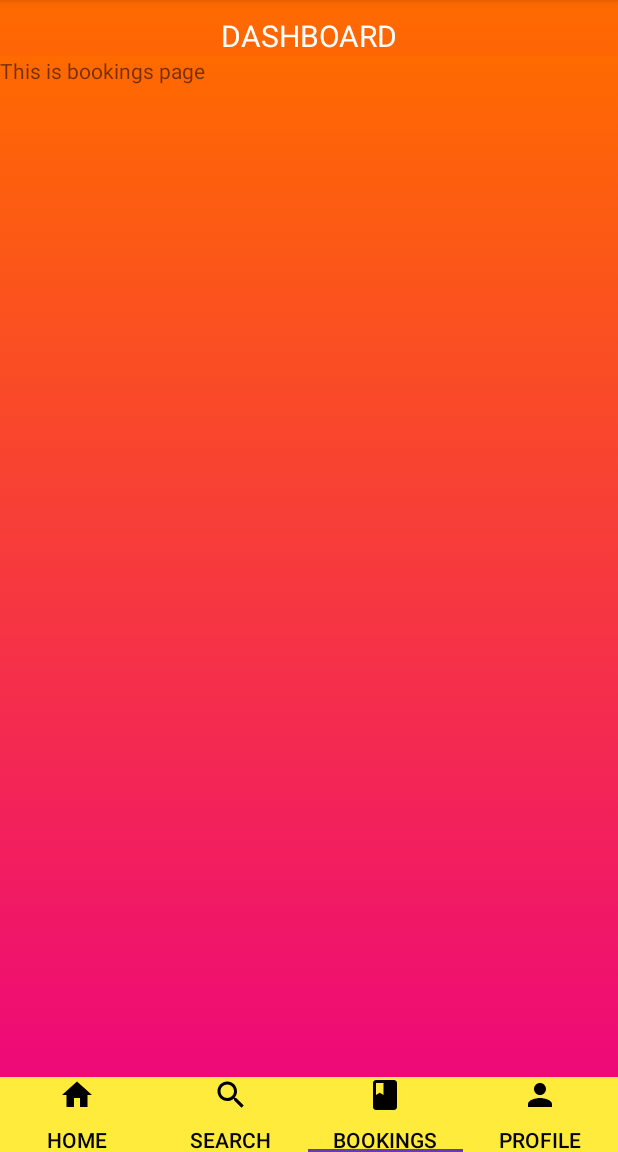
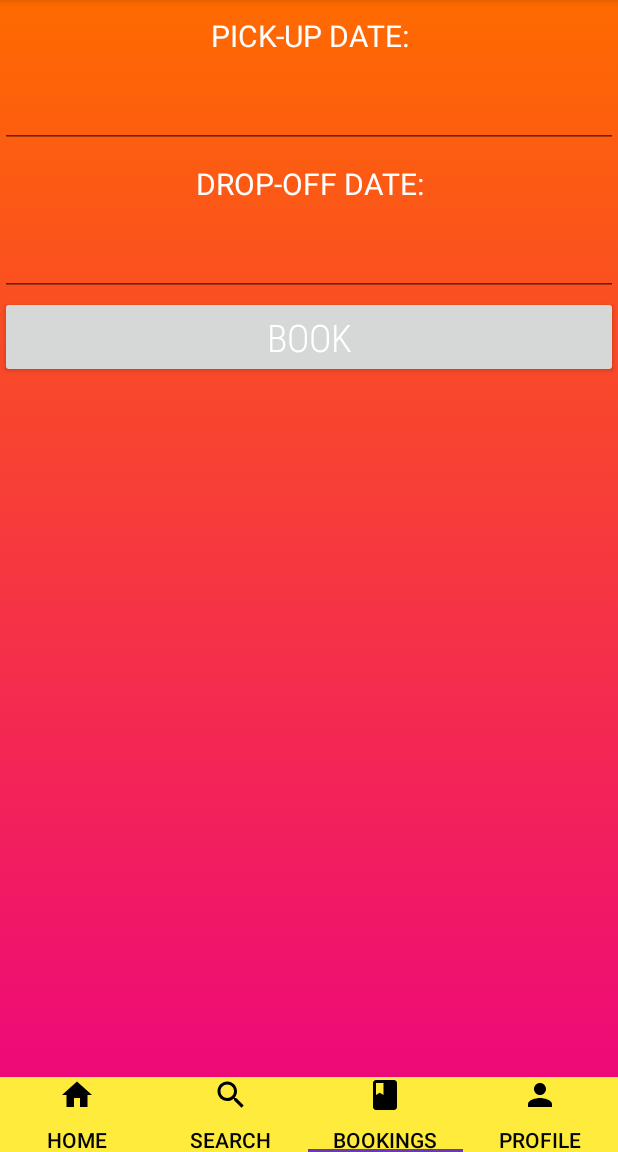
Before and after one commit to ashimmaharjan/Car_Rental_App, an Android app: the Dashboard screen opened directly, with no data from a screen before it, item 3 of the bottom bar chosen, on a phone screen of 412 x 824 dp, the part 84-1236 px from its top. Run offline under Robolectric (Android 15) with nearby library versions, the light colour scheme and no system bars.

Commit message:
date picker added in bookings fragment

```diff
--- a/app/src/main/res/layout/activity_dashboard.xml
+++ b/app/src/main/res/layout/activity_dashboard.xml
@@ -7,12 +7,6 @@
     tools:context=".Dashboard"
     android:background="@drawable/gradient_bg">
 
-    <TextView
-        android:id="@+id/heading"
-        android:layout_width="match_parent"
-        android:layout_height="wrap_content"
-        android:text="Dashboard"
-        style="@style/textView_register"/>
 
     <android.support.design.widget.TabLayout
         android:layout_width="match_parent"
--- a/app/src/main/res/layout/fragment_bookings.xml
+++ b/app/src/main/res/layout/fragment_bookings.xml
@@ -6,9 +6,45 @@
     tools:context=".Fragments.Bookings">
 
     <!-- TODO: Update blank fragment layout -->
-    <TextView
+    <LinearLayout
         android:layout_width="match_parent"
         android:layout_height="match_parent"
-        android:text="This is bookings page" />
+        android:orientation="vertical">
+
+        <TextView
+            android:layout_width="match_parent"
+            android:layout_height="wrap_content"
+            style="@style/textView_register"
+            android:text="Pick-Up Date:"/>
+
+        <EditText
+            android:layout_width="match_parent"
+            android:layout_height="wrap_content"
+            style="@style/editText_register"
+            android:id="@+id/inputPickUpDate"
+            android:inputType="date"/>
+
+        <TextView
+            android:layout_width="match_parent"
+            android:layout_height="wrap_content"
+            style="@style/textView_register"
+            android:text="Drop-off Date:"/>
+
+        <EditText
+            android:layout_width="match_parent"
+            android:layout_height="wrap_content"
+            style="@style/editText_register"
+            android:id="@+id/inputDropOffDate"
+            android:inputType="date"/>
+
+        <Button
+            android:id="@+id/book"
+            android:layout_width="match_parent"
+            android:layout_height="wrap_content"
+            style="@style/buttons"
+            android:text="BOOK"/>
+
+
+    </LinearLayout>
 
 </FrameLayout>
```
Also changed, not shown: app/src/main/java/com/example/carrental/Fragments/Bookings.java (+73 -0 lines), app/src/main/res/layout/fragment_home.xml (+4 -7 lines).
